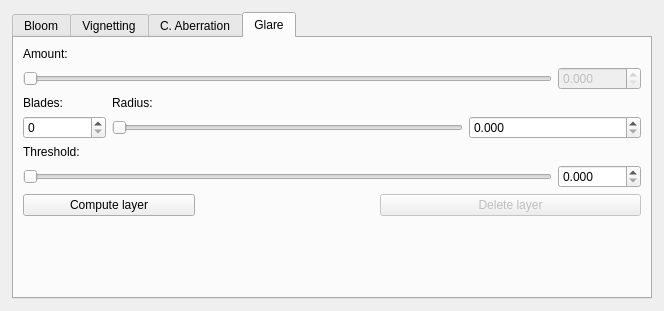
This is qtgui/lenseffects.ui in sungsoo/luxrender-lux as Qt 5 draws it before an edit. The edited form follows.
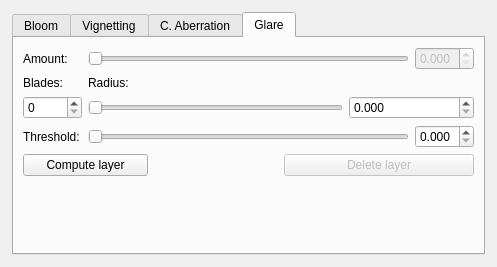
This is the edited form. The open tabs and pages were chosen to show the change.

Commit message: spacecleanup in lenseffects-glare, was bit huge in height

Diff of the .ui file:
```diff
--- a/qtgui/lenseffects.ui
+++ b/qtgui/lenseffects.ui
@@ -6,8 +6,8 @@
    <rect>
     <x>0</x>
     <y>0</y>
-    <width>664</width>
-    <height>311</height>
+    <width>497</width>
+    <height>267</height>
    </rect>
   </property>
   <property name="windowTitle">
@@ -409,16 +409,6 @@
       <layout class="QVBoxLayout" name="verticalLayout_6">
        <item>
         <layout class="QGridLayout" name="gridLayout_23">
-         <item row="0" column="0">
-          <widget class="QLabel" name="label_glareAmount">
-           <property name="text">
-            <string>Amount:</string>
-           </property>
-           <property name="buddy">
-            <cstring>slider_glareAmount</cstring>
-           </property>
-          </widget>
-         </item>
          <item row="2" column="0">
           <widget class="QLabel" name="label_glareBlades">
            <property name="text">
@@ -552,7 +542,7 @@
            </property>
           </widget>
          </item>
-         <item row="1" column="0" colspan="6">
+         <item row="1" column="1" colspan="5">
           <widget class="QSlider" name="slider_glareAmount">
            <property name="enabled">
             <bool>false</bool>
@@ -568,20 +558,7 @@
            </property>
           </widget>
          </item>
-         <item row="0" column="1" colspan="6">
-          <spacer name="hSpacer1">
-           <property name="orientation">
-            <enum>Qt::Horizontal</enum>
-           </property>
-           <property name="sizeHint" stdset="0">
-            <size>
-             <width>0</width>
-             <height>0</height>
-            </size>
-           </property>
-          </spacer>
-         </item>
-         <item row="5" column="0" colspan="6">
+         <item row="5" column="1" colspan="5">
           <widget class="QSlider" name="slider_glareThreshold">
            <property name="toolTip">
             <string>Just pixels with a brightness above this threshold will be used for the glare effect</string>
@@ -613,13 +590,6 @@
            </property>
           </widget>
          </item>
-         <item row="4" column="0">
-          <widget class="QLabel" name="label_glareThreshold">
-           <property name="text">
-            <string>Threshold:</string>
-           </property>
-          </widget>
-         </item>
          <item row="4" column="1" colspan="6">
           <spacer name="horizontalSpacer">
            <property name="orientation">
@@ -633,6 +603,23 @@
            </property>
           </spacer>
          </item>
+         <item row="1" column="0">
+          <widget class="QLabel" name="label_glareAmount">
+           <property name="text">
+            <string>Amount:</string>
+           </property>
+           <property name="buddy">
+            <cstring>slider_glareAmount</cstring>
+           </property>
+          </widget>
+         </item>
+         <item row="5" column="0">
+          <widget class="QLabel" name="label_glareThreshold">
+           <property name="text">
+            <string>Threshold:</string>
+           </property>
+          </widget>
+         </item>
         </layout>
        </item>
        <item>
```
